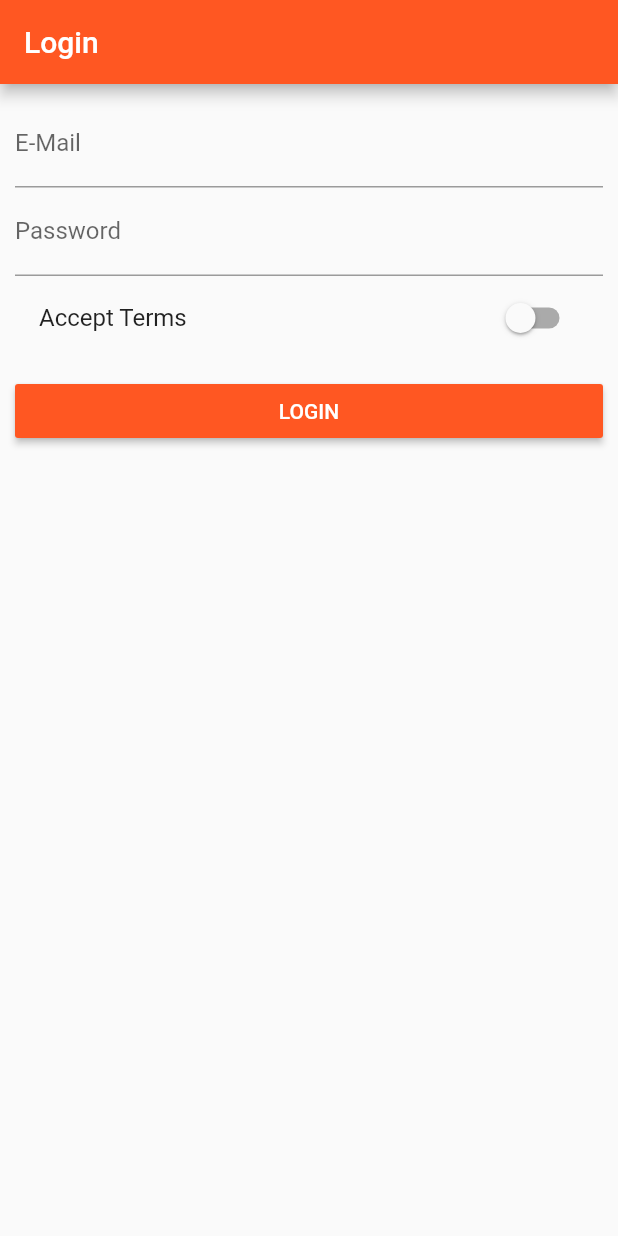
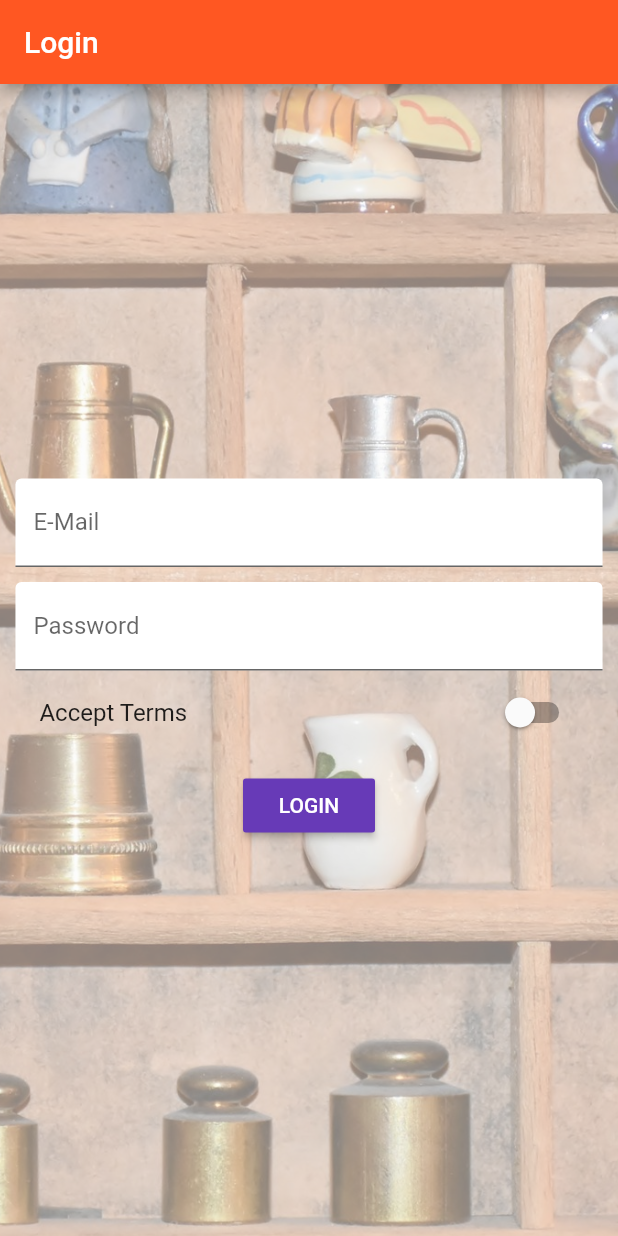
Before and after one commit to twadelij/created_app_from_commandline, a Flutter app: the screen it shows after launch, on a phone screen of 412 x 824 dp. Run offline on Flutter 3.47's test engine with Material 2 defaults, Android fonts, the phone set to English and light mode, and no system bars.

Commit message:
Done Chapter 08

```diff
--- a/lib/pages/auth.dart
+++ b/lib/pages/auth.dart
@@ -12,35 +12,43 @@ class _AuthPageState extends State<AuthPage> {
   String _passwordValue;
   bool _acceptTerms = false;
 
-  @override
-  Widget build(BuildContext context) {
-    return Scaffold(
-      appBar: AppBar(
-        title: Text('Login'),
-      ),
-      body: Container(
-        margin: EdgeInsets.all(10.0),
-        child: ListView(
-          children: <Widget>[
-            TextField(
-              decoration: InputDecoration(labelText: 'E-Mail'),
+  DecorationImage _buildBackgroundImage() {
+    return DecorationImage(
+      fit: BoxFit.cover,
+      colorFilter:
+          ColorFilter.mode(Colors.black.withOpacity(0.5), BlendMode.dstATop),
+      image: AssetImage('assets/background.jpg'),
+    );
+  }
+
+  Widget _buildEmailTextField() {
+    return TextField(
+      decoration: InputDecoration(
+          labelText: 'E-Mail', filled: true, fillColor: Colors.white),
       keyboardType: TextInputType.emailAddress,
       onChanged: (String value) {
         setState(() {
           _emailValue = value;
         });
       },
-            ),
-            TextField(
-              decoration: InputDecoration(labelText: 'Password'),
+    );
+  }
+
+  Widget _buildPasswordTextField() {
+    return TextField(
+      decoration: InputDecoration(
+          labelText: 'Password', filled: true, fillColor: Colors.white),
       obscureText: true,
       onChanged: (String value) {
         setState(() {
           _passwordValue = value;
         });
       },
-            ),
-            SwitchListTile(
+    );
+  }
+
+  Widget _buildAcceptSwitch() {
+    return SwitchListTile(
       value: _acceptTerms,
       onChanged: (bool value) {
         setState(() {
@@ -48,21 +56,52 @@ class _AuthPageState extends State<AuthPage> {
         });
       },
       title: Text('Accept Terms'),
+    );
+  }
+
+  void _submitForm() {
+    print(_emailValue);
+    print(_passwordValue);
+    Navigator.pushReplacementNamed(context, '/products');
+  }
+
+  @override
+  Widget build(BuildContext context) {
+    final double deviceWidth = MediaQuery.of(context).size.width;
+    final double targetWidth = deviceWidth > 550.0 ? 500.0 : deviceWidth * 0.95;
+    return Scaffold(
+      appBar: AppBar(
+        title: Text('Login'),
       ),
+      body: Container(
+        decoration: BoxDecoration(
+          image: _buildBackgroundImage(),
+        ),
+        padding: EdgeInsets.all(10.0),
+        child: Center(
+          child: SingleChildScrollView(
+            child: Container(
+              width: targetWidth,
+              child: Column(
+                children: <Widget>[
+                  _buildEmailTextField(),
+                  SizedBox(
+                    height: 10.0,
+                  ),
+                  _buildPasswordTextField(),
+                  _buildAcceptSwitch(),
                   SizedBox(
                     height: 10.0,
                   ),
                   RaisedButton(
-              color: Theme.of(context).primaryColor,
                     textColor: Colors.white,
                     child: Text('LOGIN'),
-              onPressed: () {
-                print(_emailValue);
-                print(_passwordValue);
-                Navigator.pushReplacementNamed(context, '/products');
-              },
+                    onPressed: _submitForm,
                   ),
                 ],
+              ),
+            ),
+          ),
         ),
       ),
     );
```
Also changed, not shown: lib/main.dart (+6 -2 lines), lib/pages/product.dart (+31 -30 lines), lib/pages/product_create.dart (+46 -21 lines), lib/pages/products.dart (+18 -7 lines), lib/pages/products_admin.dart (+12 -7 lines), lib/widgets/products/address_tag.dart (added, +18 -0 lines), lib/widgets/products/price_tag.dart (added, +21 -0 lines), lib/widgets/products/product_card.dart (added, +62 -0 lines), lib/widgets/products/products.dart (added, +31 -0 lines), lib/widgets/ui_elements/title_default.dart (added, +16 -0 lines), pubspec.yaml (+13 -30 lines), assets/Oswald-Bold.ttf (added), assets/background.jpg (added), 1 other file. Lines whose indentation alone changed are shown as unchanged.
